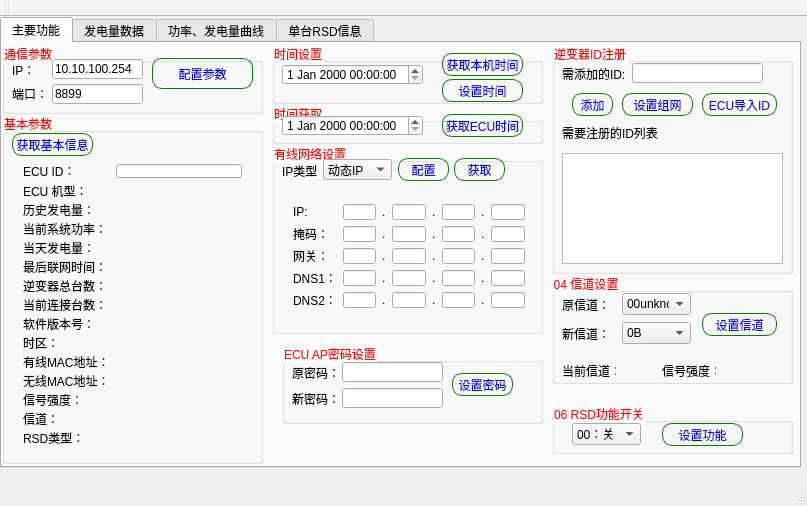
Before: the Qt Designer form mainwindow.ui in crawler-john/ECU-R-PC, drawn with Qt 5.
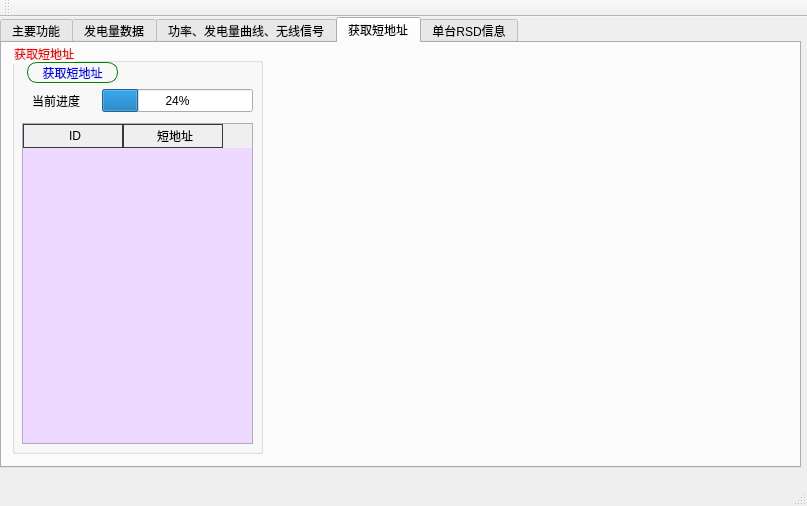
After: the same form once the commit is applied. The open tabs and pages were chosen to show the change. Icons and pictures are not drawn.

Patch:
```diff
--- a/mainwindow.ui
+++ b/mainwindow.ui
@@ -485,7 +485,7 @@
         <x>270</x>
         <y>100</y>
         <width>271</width>
-        <height>191</height>
+        <height>181</height>
        </rect>
       </property>
       <property name="title">
@@ -871,9 +871,9 @@
       <property name="geometry">
        <rect>
         <x>280</x>
-        <y>300</y>
+        <y>290</y>
         <width>261</width>
-        <height>81</height>
+        <height>71</height>
        </rect>
       </property>
       <property name="title">
@@ -981,7 +981,7 @@
         <x>550</x>
         <y>230</y>
         <width>241</width>
-        <height>111</height>
+        <height>121</height>
        </rect>
       </property>
       <property name="title">
@@ -1270,7 +1270,7 @@
         <x>550</x>
         <y>360</y>
         <width>241</width>
-        <height>51</height>
+        <height>61</height>
        </rect>
       </property>
       <property name="title">
@@ -1412,7 +1412,7 @@
     </widget>
     <widget class="QWidget" name="tab_2">
      <attribute name="title">
-      <string>功率、发电量曲线</string>
+      <string>功率、发电量曲线、无线信号</string>
      </attribute>
      <widget class="QGroupBox" name="groupBox_10">
       <property name="geometry">
@@ -1745,40 +1745,81 @@
        </property>
       </widget>
      </widget>
-     <widget class="QGroupBox" name="groupBox_15">
+    </widget>
+    <widget class="QWidget" name="tab_4">
+     <attribute name="title">
+      <string>获取短地址</string>
+     </attribute>
+     <widget class="QGroupBox" name="groupBox_16">
       <property name="geometry">
        <rect>
-        <x>470</x>
-        <y>320</y>
-        <width>291</width>
-        <height>61</height>
+        <x>10</x>
+        <y>0</y>
+        <width>251</width>
+        <height>411</height>
        </rect>
       </property>
       <property name="title">
-       <string>Flash剩余空间</string>
+       <string>获取短地址</string>
       </property>
-      <widget class="QPushButton" name="pushButton_2">
+      <widget class="QTableWidget" name="tableWidget_shortAddr">
        <property name="geometry">
         <rect>
-         <x>20</x>
-         <y>20</y>
-         <width>81</width>
+         <x>10</x>
+         <y>80</y>
+         <width>231</width>
+         <height>321</height>
+        </rect>
+       </property>
+       <column>
+        <property name="text">
+         <string>ID</string>
+        </property>
+       </column>
+       <column>
+        <property name="text">
+         <string>短地址</string>
+        </property>
+       </column>
+      </widget>
+      <widget class="QPushButton" name="btn_getshortAddr">
+       <property name="geometry">
+        <rect>
+         <x>15</x>
+         <y>19</y>
+         <width>91</width>
+         <height>21</height>
+        </rect>
+       </property>
+       <property name="text">
+        <string>获取短地址</string>
+       </property>
+      </widget>
+      <widget class="QProgressBar" name="progressBar">
+       <property name="geometry">
+        <rect>
+         <x>90</x>
+         <y>46</y>
+         <width>151</width>
          <height>23</height>
         </rect>
        </property>
-       <property name="text">
-        <string>获取Flash空间</string>
+       <property name="value">
+        <number>24</number>
        </property>
       </widget>
-      <widget class="QLineEdit" name="lineEdit_flashsize">
+      <widget class="QLabel" name="label_6">
        <property name="geometry">
         <rect>
-         <x>120</x>
-         <y>20</y>
-         <width>113</width>
-         <height>20</height>
+         <x>20</x>
+         <y>50</y>
+         <width>51</width>
+         <height>16</height>
         </rect>
        </property>
+       <property name="text">
+        <string>当前进度：</string>
+       </property>
       </widget>
      </widget>
     </widget>
```
Left out of the diff: 48 changed lines with no effect on the pictures.
